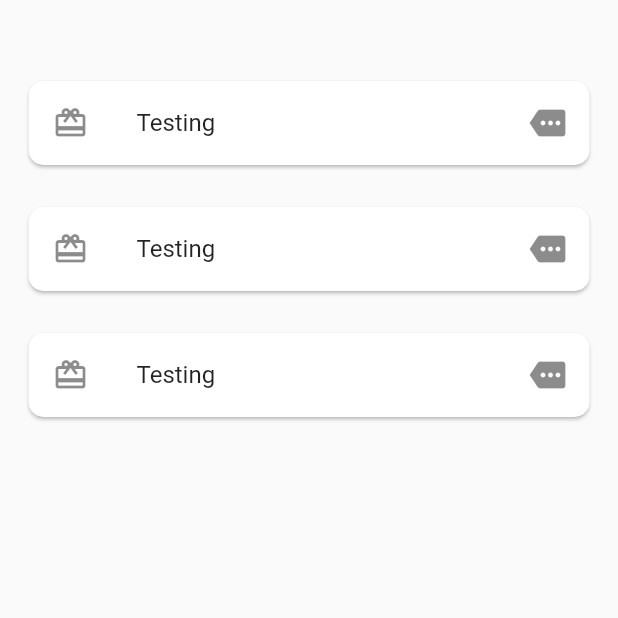
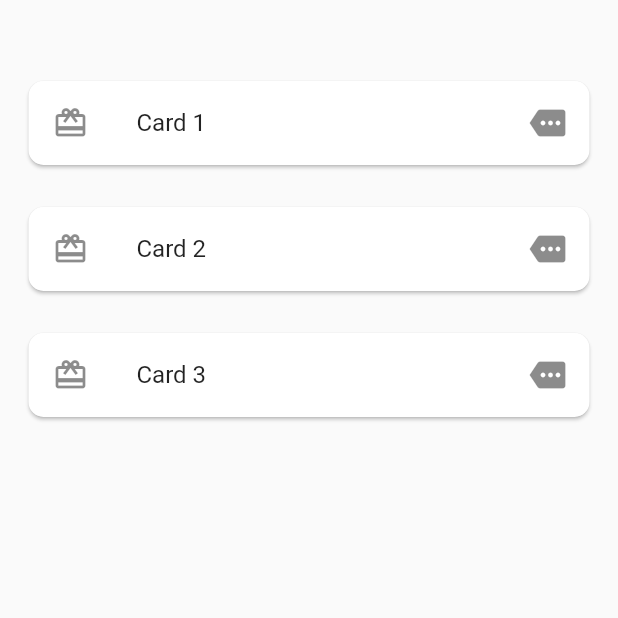
Before and after one commit to talalhabib0000/Kps-Hub, a Flutter app: the MoreScreen screen opened directly, on a phone screen of 412 x 824 dp, the top half of it. Run offline on Flutter 3.47's test engine with Material 2 defaults, Android fonts, the phone set to English and light mode, and no system bars.

Commit message:
More_screen_updated

```diff
--- a/lib/screens/more_screen/more_screen.dart
+++ b/lib/screens/more_screen/more_screen.dart
@@ -1,8 +1,33 @@
 import 'package:flutter/material.dart';
 
-class MoreScreen extends StatelessWidget {
+class MoreScreen extends StatefulWidget {
   const MoreScreen({super.key});
 
+  @override
+  State<MoreScreen> createState() => _MoreScreenState();
+}
+
+class _MoreScreenState extends State<MoreScreen> {
+  List<CardData> cardsData = [
+    CardData(
+      leading: const Icon(Icons.card_giftcard),
+      title: 'Card 1',
+      onTap: () {},
+      trailing: Icons.more,
+    ),
+    CardData(
+      leading: const Icon(Icons.card_giftcard),
+      title: 'Card 2',
+      onTap: () {},
+      trailing: Icons.more,
+    ),
+    CardData(
+      leading: const Icon(Icons.card_giftcard),
+      title: 'Card 3',
+      onTap: () {},
+      trailing: Icons.more,
+    ),
+  ];
   @override
   Widget build(BuildContext context) {
     return Scaffold(
@@ -11,43 +36,41 @@ class MoreScreen extends StatelessWidget {
       child: Container(
         margin: const EdgeInsets.symmetric(horizontal: 15),
         child: Column(
-            children: [
-              Container(
-                padding: const EdgeInsets.only(top: 50),
-              ),
-              Column(children: [
-                MoreScreenCard(
-                  leading: Icons.card_giftcard,
-                  title: 'Testing',
-                  onTap: () {},
-                  trailing: Icons.more,
-                ),
+          children: <Widget>[
+            for (var i = 0; i < cardsData.length; i++)
               Padding(
-                  padding: const EdgeInsets.symmetric(vertical: 20),
+                padding: i == 0
+                    ? const EdgeInsets.only(top: 50)
+                    : const EdgeInsets.only(top: 20),
                 child: MoreScreenCard(
-                    leading: Icons.card_giftcard,
-                    title: 'Testing',
-                    onTap: () {},
-                    trailing: Icons.more,
+                  leading: cardsData[i].leading,
+                  title: cardsData[i].title,
+                  onTap: cardsData[i].onTap,
+                  trailing: cardsData[i].trailing,
                 ),
               ),
-                MoreScreenCard(
-                  leading: Icons.card_giftcard,
-                  title: 'Testing',
-                  onTap: () {},
-                  trailing: Icons.more,
-                ),
-              ]),
           ],
         ),
       ),
-      ),
-    );
+    ));
   }
 }
 
+class CardData {
+  final Icon leading;
+  final String title;
+  final IconData trailing;
+  final VoidCallback onTap;
+
+  CardData(
+      {required this.leading,
+      required this.title,
+      required this.trailing,
+      required this.onTap});
+}
+
 class MoreScreenCard extends StatelessWidget {
-  final IconData leading;
+  final Icon leading;
   final String title;
   final IconData trailing;
   final VoidCallback onTap;
@@ -65,7 +88,7 @@ class MoreScreenCard extends StatelessWidget {
         borderRadius: BorderRadius.circular(10.0),
       ),
       child: ListTile(
-        leading: Icon(leading),
+        leading: leading,
         title: Text(title),
         trailing: Icon(trailing),
         onTap: onTap,
```
Lines whose indentation alone changed are shown as unchanged.
